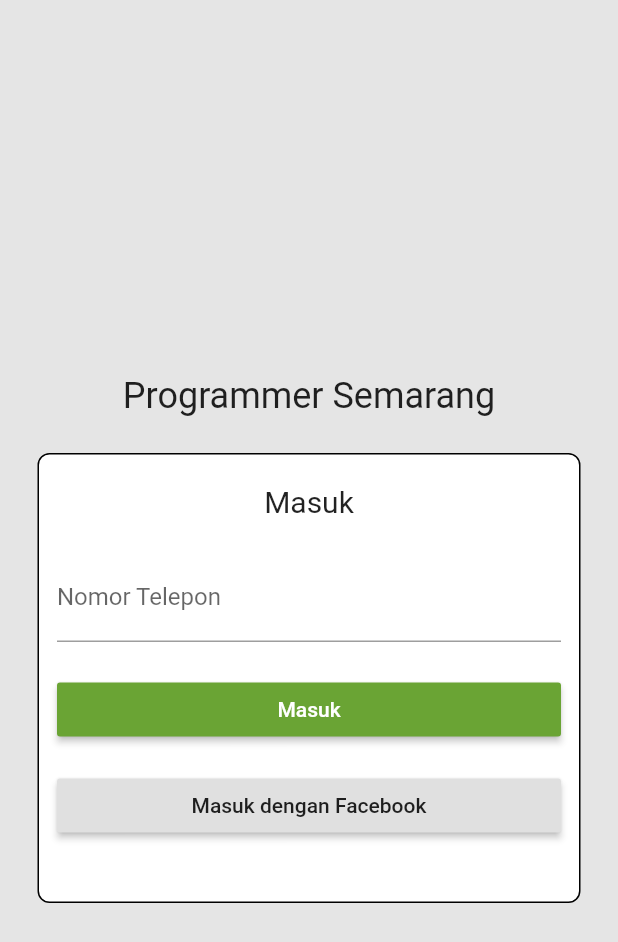
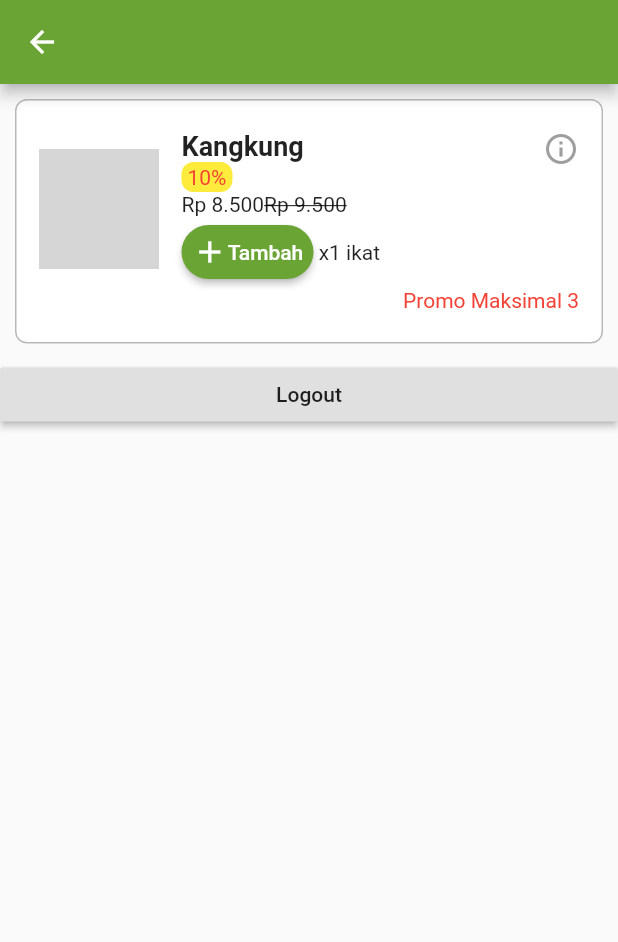
Before and after one commit to julis/ps_flutter_training, a Flutter app: the screen it shows after launch, after a tap on "Masuk", on a phone screen of 412 x 824 dp. Shown: the top 942 px of the screen. Run offline on Flutter 3.47's test engine with Material 2 defaults, Android fonts, the phone set to English and light mode, and no system bars; our stand-ins replace flutter_screenutil; grey boxes are pictures that could not be loaded.

Commit message:
login page complete

```diff
--- a/lib/color.dart
+++ b/lib/color.dart
@@ -2,4 +2,5 @@ import 'package:flutter/material.dart';
 
 class PSColor {
   static final grey = Color(0xE5E5E5FF);
+  static final primary = Color(0xFF6AA434);
 }
--- a/lib/main.dart
+++ b/lib/main.dart
@@ -1,4 +1,5 @@
 import 'package:flutter/material.dart';
+import 'package:ps_flutter/pages/login.dart';
 
 void main() => runApp(MyApp());
 
@@ -6,125 +7,11 @@ class MyApp extends StatelessWidget {
   @override
   Widget build(BuildContext context) {
     return MaterialApp(
-      title: 'Flutter Demo',
+      debugShowCheckedModeBanner: false,
       theme: ThemeData(
-        primarySwatch: Colors.blue,
+        primarySwatch: Colors.green,
       ),
-      home: MyHomePage(title: 'Flutter Demo Home Page'),
+      home: LoginPage(title: 'Flutter Demo Home Page'),
     );
   }
 }
-
-class MyHomePage extends StatefulWidget {
-  MyHomePage({Key key, this.title}) : super(key: key);
-  final String title;
-
-  @override
-  _MyHomePageState createState() => _MyHomePageState();
-}
-
-class _MyHomePageState extends State<MyHomePage> {
-  @override
-  Widget build(BuildContext context) {
-    return Scaffold(
-      backgroundColor: Color(0xFFE5E5E5),
-      body: Column(
-        children: <Widget>[
-          Padding(
-            padding: const EdgeInsets.only(top: 250),
-            child: Text('Programmer Semarang', style: TextStyle(fontSize: 24)),
-          ),
-          Padding(
-            padding: const EdgeInsets.only(top: 24),
-            child: _buildLoginBox(),
-          ),
-        ],
-      )
-    );
-  }
-
-  Container _buildLoginBox() {
-    return Container(
-        margin: EdgeInsets.symmetric(
-          horizontal: 25,
-        ),
-        width: double.infinity,
-        height: 300,
-        decoration: BoxDecoration(
-          color: Colors.white,
-          border: Border.all(color: Colors.black),
-          borderRadius: BorderRadius.circular(8)
-        ),
-        child: Column(
-          children: <Widget>[
-            _buildTitle(),
-            _buildPhoneTextField(),
-            _buildLoginButton(),
-            _buildLoginWithFacebook(),
-          ],
-        ),
-      );
-  }
-
-  Padding _buildLoginWithFacebook() {
-    return Padding(
-              padding: EdgeInsets.only(
-                top: 16,
-                left: 12,
-                right: 12,
-              ),
-              child: Container(
-                width: double.infinity,
-                child: RaisedButton(
-                  child: Text('Masuk dengan Facebook'),
-                  onPressed: () { print('Masuk dengan Facebook'); },
-                ),
-              ),
-            );
-  }
-
-  Padding _buildLoginButton() {
-    return Padding(
-              padding: const EdgeInsets.only(
-                top: 21,
-                left: 12,
-                right: 12,
-              ),
-              child: RaisedButton(
-                color: Color(0xFF6AA434),
-                child: Container(
-                  width: double.infinity,
-                  child: Center(
-                    child: Text(
-                      'Masuk',
-                      style: TextStyle(color: Colors.white)
-                    )
-                  )
-                ),
-                onPressed: () { print('Hello'); },
-              ),
-            );
-  }
-
-  Padding _buildPhoneTextField() {
-    return Padding(
-              padding: const EdgeInsets.only(
-                top: 23,
-                left: 12,
-                right: 12,
-              ),
-              child: TextField(
-                decoration: InputDecoration(
-                  labelText: 'Nomor Telepon'
-                ),
-              ),
-            );
-  }
-
-  Padding _buildTitle() {
-    return Padding(
-              padding: EdgeInsets.only(top: 20),
-              child: Text('Masuk', style: TextStyle(fontSize: 20)),
-            );
-  }
-}
--- /dev/null
+++ b/lib/pages/home.dart
@@ -0,0 +1,146 @@
+import 'package:flutter/material.dart';
+import 'package:ps_flutter/color.dart';
+
+class HomePage extends StatefulWidget {
+  @override
+  _HomePageState createState() => _HomePageState();
+}
+
+class _HomePageState extends State<HomePage> {
+  @override
+  Widget build(BuildContext context) {
+    return Scaffold(
+      appBar: AppBar(
+        backgroundColor: PSColor.primary,
+      ),
+
+      body: Container(
+        child: ListView(
+          children: <Widget>[
+            _buildItem(),
+            RaisedButton(
+              child: Text("Logout"),
+              onPressed: _onLogoutPressed
+            ),
+          ],
+        )
+      ),
+    );
+  }
+
+  Widget _buildItem(){
+    return Container(
+      decoration: BoxDecoration(
+        color: Colors.white,
+        border: Border.all(color: Color.fromARGB(70, 0, 0, 0)),
+        borderRadius: BorderRadius.circular(8)
+      ),
+      margin: EdgeInsets.all(10),
+      padding: EdgeInsets.symmetric(vertical: 20, horizontal: 15),
+      child: Column(
+        crossAxisAlignment: CrossAxisAlignment.end,
+        children: <Widget>[
+          Row(
+            mainAxisAlignment: MainAxisAlignment.spaceBetween,
+            crossAxisAlignment: CrossAxisAlignment.start,
+            children: <Widget>[
+              Row(
+                children: <Widget>[
+                  _buildImageSayur(assetImage: "assets/sayur.png"),
+                  Container(
+                    margin: EdgeInsets.only(left:15),
+                    child: Column(
+                      crossAxisAlignment: CrossAxisAlignment.start,
+                      children: <Widget>[
+                        _buildTextNamaSayur("Kangkung"),
+                        _buildTextDiskon(diskon:"10%"),
+                        _buildTextHarga("Rp 8.500", hargaCoret: "Rp 9.500"),
+                        Row(
+                          children: <Widget>[
+                            RaisedButton(
+                              shape: RoundedRectangleBorder(borderRadius: BorderRadius.circular(25)),
+                              padding: EdgeInsets.only(
+                                left: 4,
+                                right: 4
+                              ),
+                              color: PSColor.primary,
+                              child: Row(
+                                children: <Widget>[
+                                  Icon(Icons.add, color: Colors.white),
+                                  Text("Tambah", style: TextStyle(color: Colors.white),)
+                                ],
+                              ),
+                              onPressed: (){},
+                            ),
+                            Text(" x1 ikat")
+                          ],
+                        )
+                      ],
+                    ),
+                  ),
+                ],
+              ),
+              Icon(Icons.info_outline, color: Colors.grey,),
+            ],
+          ),
+          Text(
+            "Promo Maksimal 3",
+            style: TextStyle(
+              color: Colors.red
+            ),
+          )
+        ],
+      ),
+    );
+  }
+
+  Image _buildImageSayur({String assetImage = ""}) {
+    return Image(
+      image: AssetImage(assetImage),
+      width: 80,
+      height: 80,
+    );
+  }
+
+  Text _buildTextNamaSayur(String namaSayur) {
+    return Text(
+      namaSayur,
+      style: TextStyle(
+        fontSize: 18,
+        fontWeight: FontWeight.bold
+      ),
+    );
+  }
+
+  Container _buildTextDiskon({String diskon = ""}) {
+    if (diskon.isEmpty) return Container();
+    return Container(
+      decoration: BoxDecoration(
+        color: Colors.yellow,
+        borderRadius: BorderRadius.circular(8)
+      ),
+      padding: EdgeInsets.symmetric(vertical: 2, horizontal: 4),
+      child: Text(
+        diskon,
+        style: TextStyle(
+          color: Colors.red
+        )
+      ),
+    );
+  }
+
+  Row _buildTextHarga(String harga, {String hargaCoret = ""}) {
+    return Row(
+      children: <Widget>[
+        Text(harga),
+        Text(
+          hargaCoret,
+          style:TextStyle(decoration: TextDecoration.lineThrough))
+      ],
+    );
+  }
+
+  void _onLogoutPressed(){
+    print("logout");
+  }
+}
--- /dev/null
+++ b/lib/pages/login.dart
@@ -0,0 +1,181 @@
+import 'package:flutter/material.dart';
+import 'package:flutter_screenutil/flutter_screenutil.dart';
+import 'package:ps_flutter/pages/home.dart';
+
+class LoginPage extends StatefulWidget {
+  LoginPage({Key key, this.title}) : super(key: key);
+  final String title;
+
+  @override
+  _LoginPageState createState() => _LoginPageState();
+}
+
+class _LoginPageState extends State<LoginPage> {
+  @override
+  Widget build(BuildContext context) {
+    ScreenUtil.instance =
+        ScreenUtil(width: 360, height: 640, allowFontScaling: true)
+          ..init(context);
+    return Scaffold(
+        backgroundColor: Colors.grey[100],
+        body: GestureDetector(
+          onTap: () {
+            FocusScope.of(context).requestFocus(new FocusNode());
+          },
+          child: SingleChildScrollView(
+            child: Column(
+              children: <Widget>[
+                Stack(
+                  children: <Widget>[
+                    Image(
+                      image: AssetImage("assets/banner.png"),
+                      width: ScreenUtil().setWidth(360),
+                      height: ScreenUtil().setHeight(218),
+                    ),
+                    Padding(
+                      padding: EdgeInsets.only(
+                          top: ScreenUtil().setHeight(39),
+                          left: ScreenUtil().setWidth(30)),
+                      child: Column(
+                        crossAxisAlignment: CrossAxisAlignment.start,
+                        children: <Widget>[
+                          Text(
+                            "Selamat datang di",
+                            style: TextStyle(
+                                color: Colors.white,
+                                fontSize: ScreenUtil().setSp(20)),
+                          ),
+                          Text("DapurFresh.ID",
+                              style: TextStyle(
+                                  color: Colors.white,
+                                  fontSize: ScreenUtil().setSp(20),
+                                  fontWeight: FontWeight.bold))
+                        ],
+                      ),
+                    )
+                  ],
+                ),
+                SizedBox(height: ScreenUtil().setHeight(40)),
+                _buildLoginBox(),
+              ],
+            ),
+          ),
+        ));
+  }
+
+  Container _buildLoginBox() {
+    return Container(
+      width: ScreenUtil().setWidth(310),
+      height: ScreenUtil().setHeight(281),
+      decoration: BoxDecoration(
+          color: Colors.white,
+          borderRadius: BorderRadius.circular(8),
+          boxShadow: [
+            BoxShadow(
+                color: Color.fromARGB(51, 0, 0, 0),
+                offset: Offset(0, 0),
+                blurRadius: 2)
+          ]),
+      child: Column(
+        children: <Widget>[
+          _buildTitle(),
+          SizedBox(height: ScreenUtil().setHeight(23)),
+          _buildPhoneTextField(),
+          SizedBox(height: ScreenUtil().setHeight(21)),
+          _buildLoginButton(),
+          _buildDivider(),
+          _buildLoginWithFacebook(),
+        ],
+      ),
+    );
+  }
+
+  Widget _buildDivider() {
+    return SizedBox(
+      width: ScreenUtil().setWidth(273),
+      height: ScreenUtil().setHeight(30),
+      child: Row(
+        children: <Widget>[
+          Expanded(
+            child: Divider(),
+          ),
+          SizedBox(width: ScreenUtil().setWidth(8)),
+          Text("atau"),
+          SizedBox(width: ScreenUtil().setWidth(8)),
+          Expanded(
+            child: Divider(),
+          )
+        ],
+      ),
+    );
+  }
+
+  Widget _buildLoginWithFacebook() {
+    return SizedBox(
+      width: ScreenUtil().setWidth(273),
+      height: ScreenUtil().setHeight(44),
+      child: RaisedButton(
+        shape: RoundedRectangleBorder(borderRadius: BorderRadius.circular(50)),
+        color: Colors.white,
+        child: Row(
+          mainAxisAlignment: MainAxisAlignment.center,
+          children: <Widget>[
+            Image(
+              image: AssetImage("assets/fb-icon.png"),
+              width: ScreenUtil().setWidth(24),
+              height: ScreenUtil().setHeight(24),
+            ),
+            SizedBox(width: ScreenUtil().setWidth(5)),
+            Text('Masuk dengan Facebook'),
+          ],
+        ),
+        onPressed: _goToHome,
+      ),
+    );
+  }
+
+  void _goToHome() {
+    Navigator.push(
+        context, MaterialPageRoute(builder: (context) => HomePage()));
+  }
+
+  Widget _buildLoginButton() {
+    return SizedBox(
+      width: ScreenUtil().setWidth(273),
+      height: ScreenUtil().setHeight(44),
+      child: RaisedButton(
+        shape: RoundedRectangleBorder(borderRadius: BorderRadius.circular(50)),
+        color: Color(0xFF6AA434),
+        child:
+            Center(child: Text('Masuk', style: TextStyle(color: Colors.white))),
+        onPressed: _goToHome,
+      ),
+    );
+  }
+
+  Widget _buildPhoneTextField() {
+    return Container(
+      width: ScreenUtil().setWidth(285),
+      height: ScreenUtil().setHeight(50),
+      decoration: BoxDecoration(
+          borderRadius: BorderRadius.circular(50),
+          border: Border.all(color: Color.fromARGB(91, 0, 0, 0))),
+      child: TextField(
+        decoration: InputDecoration(
+            border: InputBorder.none,
+            hintStyle: TextStyle(color: Colors.grey[300]),
+            hintText: "Nomor Telepon",
+            contentPadding: EdgeInsets.symmetric(
+                vertical: ScreenUtil().setHeight(15),
+                horizontal: ScreenUtil().setWidth(20))),
+      ),
+    );
+  }
+
+  Padding _buildTitle() {
+    return Padding(
+      padding: EdgeInsets.only(top: ScreenUtil().setHeight(20)),
+      child: Text('Masuk', style: TextStyle(fontSize: ScreenUtil().setSp(20))),
+    );
+  }
+}
```
Also changed, not shown: pubspec.yaml (+8 -3 lines), assets/banner.png (added), assets/banner.svg (added), assets/fb-icon.png (added), assets/fb-icon.svg (added), assets/kangkung.png (added), assets/sayur.png (added), pubspec.lock.
